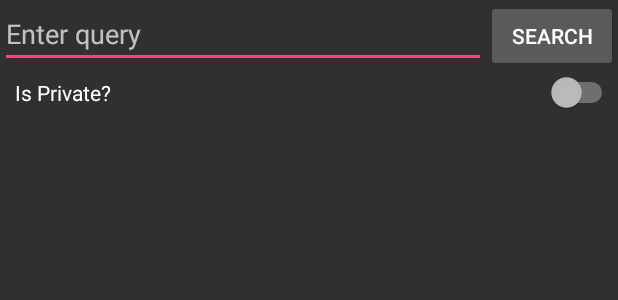
After one commit to bluenight1994/Furo, an Android app: the layout activity_search.xml on its own in the app's theme, with its tools: preview values and no code run, on a phone screen of 412 x 824 dp. The commit adds this screen. Shown: the top 300 px of the screen. Run offline under Robolectric (Android 15) with nearby library versions, the phone set to English and light mode, and no system bars.

Commit message:
finish basic part

```diff
--- a/app/build.gradle
+++ b/app/build.gradle
@@ -24,18 +24,19 @@ dependencies {
     androidTestCompile('com.android.support.test.espresso:espresso-core:2.2.2', {
         exclude group: 'com.android.support', module: 'support-annotations'
     })
+
     compile 'com.android.support:appcompat-v7:23.3.0'
     compile 'com.android.support.constraint:constraint-layout:1.0.2'
     compile 'com.google.firebase:firebase-auth:9.6.1'
     compile 'com.google.firebase:firebase-storage:9.6.1'
     compile 'com.google.firebase:firebase-database:9.6.1'
-    testCompile 'junit:junit:4.12'
     compile 'com.android.support:cardview-v7:23.0.0'
     compile 'com.android.support:recyclerview-v7:23.0.0'
-
     compile 'com.github.bumptech.glide:glide:3.7.0'
+    testCompile 'junit:junit:4.12'
 }
 
 
 
+
 apply plugin: 'com.google.gms.google-services'
--- a/app/src/main/AndroidManifest.xml
+++ b/app/src/main/AndroidManifest.xml
@@ -20,7 +20,8 @@
         <activity
             android:name=".PhotoActivity"
             android:label="@string/title_activity_photo" />
-        <activity android:name=".UploadActivity"></activity>
+        <activity android:name=".UploadActivity" />
+        <activity android:name=".SearchActivity"></activity>
     </application>
 
 </manifest>
--- a/app/src/main/java/com/example/ganhong/photos/Constants.java
+++ b/app/src/main/java/com/example/ganhong/photos/Constants.java
@@ -8,4 +8,6 @@ public class Constants {
 
     public static final String STORAGE_PATH_UPLOADS = "uploads/";
     public static final String DATABASE_PATH_UPLOADS = "uploads";
+    public static final String DATABASE_PATH_UPLOADS_PRIVATE = "private";
+    public static final String DATABASE_PATH_UPLOADS_PUBLIC = "public";
 }
--- a/app/src/main/java/com/example/ganhong/photos/MainActivity.java
+++ b/app/src/main/java/com/example/ganhong/photos/MainActivity.java
@@ -49,6 +49,7 @@ public class MainActivity extends AppCompatActivity implements View.OnClickListe
         buttonGuest.setOnClickListener(this);
 
         mAuth = FirebaseAuth.getInstance();
+        mAuth.signOut();
 
         mAuthListener = new FirebaseAuth.AuthStateListener() {
             @Override
@@ -138,6 +139,8 @@ public class MainActivity extends AppCompatActivity implements View.OnClickListe
                         progressDialog.dismiss();
                         if (task.isSuccessful()) {
                             Toast.makeText(getApplicationContext(), "Sign In Success!", Toast.LENGTH_SHORT).show();
+                            Intent intent = new Intent(getApplicationContext(), PhotoActivity.class);
+                            startActivity(intent);
                         } else {
                             Toast.makeText(getApplicationContext(), "Sign In Failure!", Toast.LENGTH_SHORT).show();
                         }
--- a/app/src/main/java/com/example/ganhong/photos/UploadActivity.java
+++ b/app/src/main/java/com/example/ganhong/photos/UploadActivity.java
@@ -86,6 +86,8 @@ public class UploadActivity extends AppCompatActivity implements View.OnClickLis
         } else {
             // exit this activity
             // only authenticated user can log in
+            Intent intent = new Intent(this, MainActivity.class);
+            startActivity(intent);
         }
 
         mAuthListener = new FirebaseAuth.AuthStateListener() {
@@ -156,10 +158,10 @@ public class UploadActivity extends AppCompatActivity implements View.OnClickLis
 
                             if (!mySwitch.isChecked()) {
                                 // upload in public mode
-                                mDatabase = FirebaseDatabase.getInstance().getReference(Constants.DATABASE_PATH_UPLOADS + "/" + uid);
+                                mDatabase = FirebaseDatabase.getInstance().getReference(Constants.DATABASE_PATH_UPLOADS_PRIVATE + "/" + uid);
                             } else {
                                 // upload in private mode
-                                mDatabase = FirebaseDatabase.getInstance().getReference(Constants.DATABASE_PATH_UPLOADS + "/" + "public");
+                                mDatabase = FirebaseDatabase.getInstance().getReference(Constants.DATABASE_PATH_UPLOADS_PUBLIC);
                             }
 
                             //creating the upload object to store uploaded image details
--- /dev/null
+++ b/app/src/main/res/layout/activity_search.xml
@@ -0,0 +1,58 @@
+<?xml version="1.0" encoding="utf-8"?>
+<android.support.constraint.ConstraintLayout xmlns:android="http://schemas.android.com/apk/res/android"
+    xmlns:app="http://schemas.android.com/apk/res-auto"
+    xmlns:tools="http://schemas.android.com/tools"
+    android:layout_width="match_parent"
+    android:layout_height="match_parent"
+    tools:context="com.example.ganhong.photos.SearchActivity">
+
+    <LinearLayout
+        android:id="@+id/aaa"
+        android:layout_width="match_parent"
+        android:layout_height="wrap_content"
+        android:orientation="vertical">
+
+        <LinearLayout
+            android:id="@+id/kkkk"
+            android:layout_width="match_parent"
+            android:layout_height="wrap_content"
+            android:orientation="horizontal">
+
+            <EditText
+                android:id="@+id/ccc"
+                android:layout_width="wrap_content"
+                android:layout_height="wrap_content"
+                android:layout_weight="4"
+                android:hint="Enter query" />
+
+            <Button
+                android:id="@+id/ddd"
+                android:layout_width="wrap_content"
+                android:layout_height="wrap_content"
+                android:text="search" />
+
+        </LinearLayout>
+
+        <Switch
+            android:id="@+id/fff"
+            android:layout_width="match_parent"
+            android:layout_height="wrap_content"
+            android:layout_alignParentLeft="true"
+            android:layout_alignParentRight="true"
+            android:checked="false"
+            android:text="   Is Private?"
+            android:layout_below="@+id/kkkk"/>
+
+        <ImageView
+            android:id="@+id/eee"
+            android:layout_width="match_parent"
+            android:layout_height="wrap_content"
+            android:layout_alignParentLeft="true"
+            android:layout_alignParentStart="true"
+            android:layout_below="@+id/fff" />
+
+
+
+    </LinearLayout>
+
+</android.support.constraint.ConstraintLayout>
```
Also changed, not shown: app/src/main/java/com/example/ganhong/photos/PhotoActivity.java (+24 -6 lines), app/src/main/java/com/example/ganhong/photos/SearchActivity.java (added, +108 -0 lines), app/src/main/res/layout/activity_photo.xml (+12 -0 lines).
